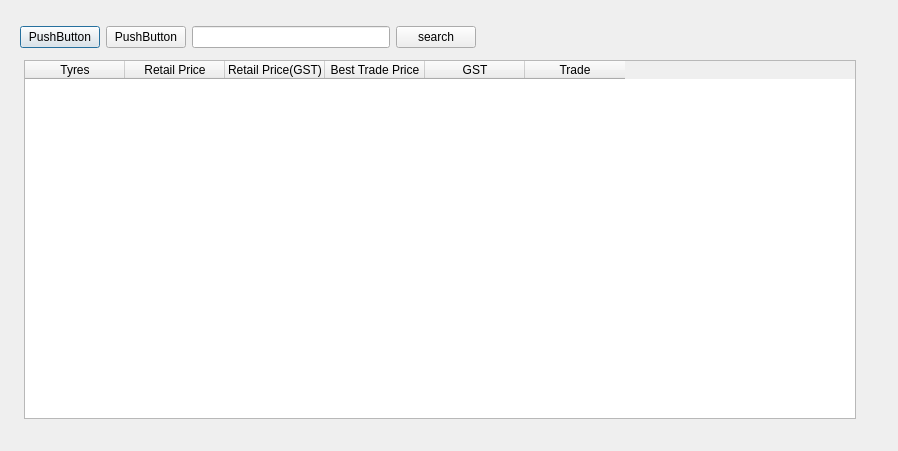
Old version of the form new_start/UI_File/Tyres.ui in the repository maximustann/Bing_project.
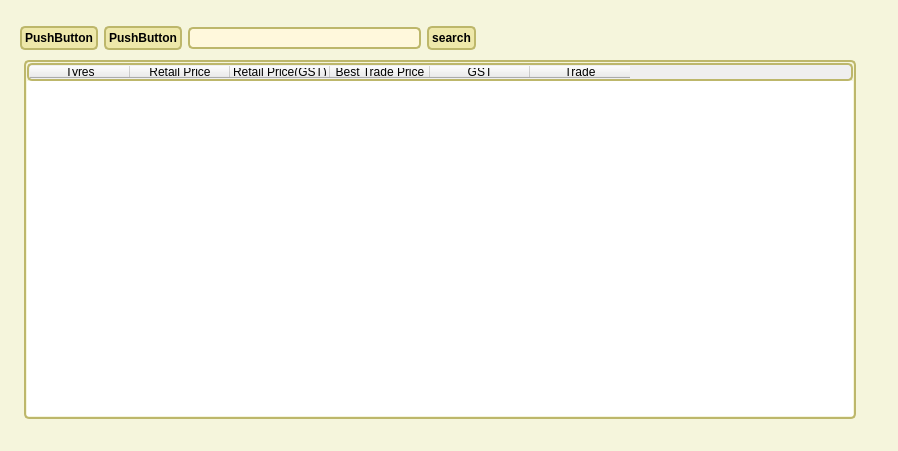
New version of the form.

What changed in the file:
```diff
--- a/new_start/UI_File/Tyres.ui
+++ b/new_start/UI_File/Tyres.ui
@@ -13,13 +13,125 @@
   <property name="windowTitle">
    <string>Tyres</string>
   </property>
+  <property name="styleSheet">
+   <string notr="true">#Dialog {
+   background-color: beige;
+}
+
+/* Nice Windows-XP-style password character. */
+QLineEdit[echoMode=&quot;2&quot;] {
+    lineedit-password-character: 9679;
+}
+
+/* We provide a min-width and min-height for push buttons
+   so that they look elegant regardless of the width of the text. */
+QPushButton {
+    background-color: palegoldenrod;
+    border-width: 2px;
+    border-color: darkkhaki;
+    border-style: solid;
+    border-radius: 5;
+    padding: 3px;
+    min-width: 9ex;
+    min-height: 2.5ex;
+}
+
+QPushButton:hover {
+   background-color: khaki;
+}
+
+/* Increase the padding, so the text is shifted when the button is
+   pressed. */
+QPushButton:pressed {
+    padding-left: 5px;
+    padding-top: 5px;
+    background-color: #d0d67c;
+}
+
+QLabel, QAbstractButton {
+    font: bold;
+}
+
+/* Mark mandatory fields with a brownish color. */
+.mandatory {
+    color: brown;
+}
+
+/* Bold text on status bar looks awful. */
+QStatusBar QLabel {
+   font: normal;
+}
+
+QStatusBar::item {
+    border-width: 1;
+    border-color: darkkhaki;
+    border-style: solid;
+    border-radius: 2;
+}
+
+QComboBox, QLineEdit, QSpinBox, QTextEdit, QListView {
+    background-color: cornsilk;
+    selection-color: #0a214c; 
+    selection-background-color: #C19A6B;
+}
+
+QListView {
+    show-decoration-selected: 1;
+}
+
+QListView::item:hover {
+    background-color: wheat;
+}
+
+/* We reserve 1 pixel space in padding. When we get the focus,
+   we kill the padding and enlarge the border. This makes the items
+   glow. */
+QLineEdit, QFrame {
+    border-width: 2px;
+    padding: 1px;
+    border-style: solid;
+    border-color: darkkhaki;
+    border-radius: 5px;
+}
+
+/* As mentioned above, eliminate the padding and increase the border. */
+QLineEdit:focus, QFrame:focus {
+    border-width: 3px;
+    padding: 0px;
+}
+
+/* A QLabel is a QFrame ... */
+QLabel {
+    border: none;
+    padding: 0;
+    background: none;
+}
+
+/* A QToolTip is a QLabel ... */
+QToolTip {
+    border: 2px solid darkkhaki;
+    padding: 5px;
+    border-radius: 3px;
+    opacity: 200;
+}
+
+/* Nice to have the background color change when hovered. */
+QRadioButton:hover, QCheckBox:hover {
+    background-color: wheat;
+}
+
+/* Force the dialog's buttons to follow the Windows guidelines. */
+QDialogButtonBox {
+    button-layout: 0;
+}</string>
+  </property>
   <widget class="QWidget" name="layoutWidget">
    <property name="geometry">
     <rect>
      <x>20</x>
      <y>20</y>
      <width>456</width>
-     <height>34</height>
+     <height>37</height>
     </rect>
    </property>
    <layout class="QHBoxLayout" name="horizontalLayout_3">
```
